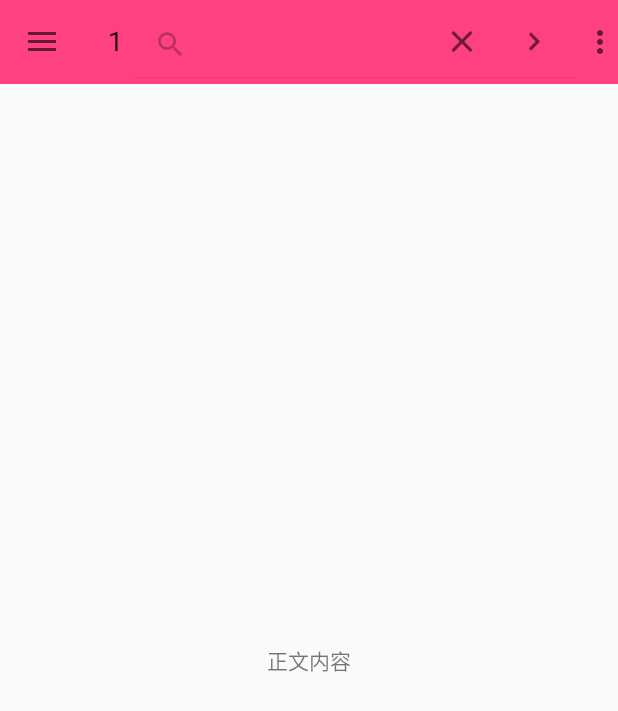
After one commit to zhengdongdong/AndroidSupportStudy, an Android app: the ToolBarActivity screen opened directly, with no data from a screen before it, on a phone screen of 412 x 824 dp. The commit adds this screen. Shown: the top 711 px of the screen. Run offline under Robolectric (Android 15) with nearby library versions, the phone set to English and light mode, and no system bars; our stand-ins replace ButterKnife.

Commit message:
ToolBar & SearchView
Signed-off-by: DongDong <429507692@qq.com>

```diff
--- a/DongStudy/app/src/main/AndroidManifest.xml
+++ b/DongStudy/app/src/main/AndroidManifest.xml
@@ -38,6 +38,9 @@
         <activity
             android:name=".support.SnackBarActivity"
             android:screenOrientation="portrait" />
+        <activity
+            android:name=".support.ToolBarActivity"
+            android:screenOrientation="portrait" />
 
     </application>
 
--- a/DongStudy/app/src/main/java/com/dong/study/support/SupportActivity.java
+++ b/DongStudy/app/src/main/java/com/dong/study/support/SupportActivity.java
@@ -135,17 +135,23 @@ public class SupportActivity extends AppCompatActivity {
     }
 
     @OnClick(R.id.btn_to_slide)
-    public void toSlide(){
+    public void toSlide() {
         startActivity(new Intent(this, DrawerLayoutActivity.class));
     }
 
     @OnClick(R.id.btn_to_navi)
-    public void toNavi(){
+    public void toNavi() {
         startActivity(new Intent(this, NavigationActivity.class));
 
     }
+
     @OnClick(R.id.btn_to_snack_bar)
-    public void toSnackBar(){
+    public void toSnackBar() {
         startActivity(new Intent(this, NavigationActivity.class));
     }
+
+    @OnClick(R.id.btn_to_tool_bar)
+    public void toToolBar() {
+        startActivity(new Intent(this, ToolBarActivity.class));
+    }
 }
--- /dev/null
+++ b/DongStudy/app/src/main/java/com/dong/study/support/ToolBarActivity.java
@@ -0,0 +1,86 @@
+package com.dong.study.support;
+
+import android.os.Bundle;
+import android.support.v4.view.MenuItemCompat;
+import android.support.v4.widget.DrawerLayout;
+import android.support.v7.app.ActionBarDrawerToggle;
+import android.support.v7.app.AppCompatActivity;
+import android.support.v7.widget.SearchView;
+import android.support.v7.widget.Toolbar;
+import android.view.Menu;
+import android.view.MenuItem;
+import android.view.View;
+import android.widget.ImageView;
+import android.widget.TextView;
+
+import com.dong.study.R;
+
+import butterknife.BindView;
+import butterknife.ButterKnife;
+
+/**
+ * Created by zdd on 2016/7/6.
+ */
+public class ToolBarActivity extends AppCompatActivity {
+
+    @BindView(R.id.drawerLayout)
+    DrawerLayout drawerLayout;
+    @BindView(R.id.toolbar)
+    Toolbar toolbar;
+
+    @Override
+    protected void onCreate(Bundle savedInstanceState) {
+        super.onCreate(savedInstanceState);
+        setContentView(R.layout.activity_tool_bar);
+        ButterKnife.bind(this);
+
+        setSupportActionBar(toolbar);
+        // toolbar 与 drawerLayout 结合 实现滑动时 NavigationIcon 动态切换
+        getSupportActionBar().setDisplayHomeAsUpEnabled(true);
+        ActionBarDrawerToggle drawerToggle = new ActionBarDrawerToggle(this, drawerLayout, R.string.drawer_open, R.string.drawer_close);
+        drawerToggle.syncState();
+        drawerLayout.addDrawerListener(drawerToggle);
+
+        toolbar.setNavigationOnClickListener(new View.OnClickListener() {
+            @Override
+            public void onClick(View v) {
+                drawerLayout.closeDrawers();
+            }
+        });
+    }
+
+    @Override
+    public boolean onCreateOptionsMenu(Menu menu) {
+        getMenuInflater().inflate(R.menu.toolbar_menu, menu);
+        // 获取 SearchView
+        MenuItem item = menu.findItem(R.id.menu_search);
+        SearchView searchView = (SearchView) MenuItemCompat.getActionView(item);
+        // 默认打开搜索栏
+        searchView.setIconified(false);
+        // false 为不能被隐藏
+        // searchView.setIconifiedByDefault(false);
+        // 设置提交按钮可用
+        searchView.setSubmitButtonEnabled(true);
+
+        // 自定义扩展效果 查看 SearchView 源码 获取控件
+        final TextView txt = (TextView) searchView.findViewById(R.id.search_badge);
+        txt.setText("1");
+        txt.setVisibility(View.VISIBLE);
+        searchView.setOnCloseListener(new SearchView.OnCloseListener() {
+            @Override
+            public boolean onClose() {
+                txt.setVisibility(View.GONE);
+                return false;
+            }
+        });
+        searchView.setOnSearchClickListener(new View.OnClickListener() {
+            @Override
+            public void onClick(View v) {
+                txt.setVisibility(View.VISIBLE);
+            }
+        });
+
+
+        return true;
+    }
+}
--- a/DongStudy/app/src/main/res/layout/activity_support.xml
+++ b/DongStudy/app/src/main/res/layout/activity_support.xml
@@ -78,16 +78,24 @@
                 android:layout_width="match_parent"
                 android:layout_height="wrap_content"
                 android:text="DrawerLayout" />
+
             <android.support.v7.widget.AppCompatButton
                 android:id="@+id/btn_to_navi"
                 android:layout_width="match_parent"
                 android:layout_height="wrap_content"
                 android:text="NavigationView" />
+
             <android.support.v7.widget.AppCompatButton
                 android:id="@+id/btn_to_snack_bar"
                 android:layout_width="match_parent"
                 android:layout_height="wrap_content"
                 android:text="SnackBar" />
+
+            <android.support.v7.widget.AppCompatButton
+                android:id="@+id/btn_to_tool_bar"
+                android:layout_width="match_parent"
+                android:layout_height="wrap_content"
+                android:text="ToolBar/SearchView" />
         </android.support.v7.widget.LinearLayoutCompat>
     </LinearLayout>
 
--- /dev/null
+++ b/DongStudy/app/src/main/res/layout/activity_tool_bar.xml
@@ -0,0 +1,43 @@
+<?xml version="1.0" encoding="utf-8"?>
+<LinearLayout xmlns:android="http://schemas.android.com/apk/res/android"
+    android:layout_width="match_parent"
+    android:layout_height="match_parent"
+    android:orientation="vertical">
+
+    <android.support.v7.widget.Toolbar xmlns:toolbar="http://schemas.android.com/apk/res-auto"
+        android:id="@+id/toolbar"
+        android:layout_width="match_parent"
+        android:layout_height="?attr/actionBarSize"
+        android:background="@color/colorAccent"
+        toolbar:title="Dong"
+        toolbar:titleTextColor="@android:color/white"
+        toolbar:popupTheme="@style/ThemeOverlay.AppCompat.Light">
+        <!--
+        toolbar:logo="@mipmap/ic_launcher"
+        toolbar:subtitle="aaa"
+        toolbar:subtitleTextColor="@android:color/white"
+        -->
+
+
+    </android.support.v7.widget.Toolbar>
+
+    <android.support.v4.widget.DrawerLayout
+        android:id="@+id/drawerLayout"
+        android:layout_width="match_parent"
+        android:layout_height="match_parent">
+
+        <TextView
+            android:layout_width="match_parent"
+            android:layout_height="match_parent"
+            android:gravity="center"
+            android:text="正文内容" />
+
+        <LinearLayout
+            android:layout_width="250dp"
+            android:layout_height="match_parent"
+            android:layout_gravity="start"
+            android:background="#0094ff"></LinearLayout>
+
+    </android.support.v4.widget.DrawerLayout>
+
+</LinearLayout>
--- /dev/null
+++ b/DongStudy/app/src/main/res/menu/toolbar_menu.xml
@@ -0,0 +1,21 @@
+<?xml version="1.0" encoding="utf-8"?>
+<menu xmlns:android="http://schemas.android.com/apk/res/android"
+    xmlns:app="http://schemas.android.com/apk/res-auto">
+
+    <item
+        android:id="@+id/menu_search"
+        android:icon="@android:drawable/ic_search_category_default"
+        android:title="Search"
+        app:actionViewClass="android.support.v7.widget.SearchView"
+        app:showAsAction="ifRoom" />
+    <item
+        android:id="@+id/menu_2"
+        android:icon="@android:drawable/ic_menu_share"
+        android:title="Share"
+        app:showAsAction="ifRoom" />
+    <item
+        android:id="@+id/menu_3"
+        android:icon="@android:drawable/ic_menu_set_as"
+        android:title="Share"
+        app:showAsAction="never" />
+</menu>
--- a/DongStudy/app/src/main/res/values/strings.xml
+++ b/DongStudy/app/src/main/res/values/strings.xml
@@ -1,3 +1,6 @@
 <resources>
     <string name="app_name">DongStudy</string>
+
+    <string name="drawer_open">Drawer Open</string>
+    <string name="drawer_close">Drawer Close</string>
 </resources>
```
Also changed, not shown: DongStudy/app/src/main/res/mipmap-xxhdpi/abc_ic_ab_back_mtrl_am_alpha.png (added).
